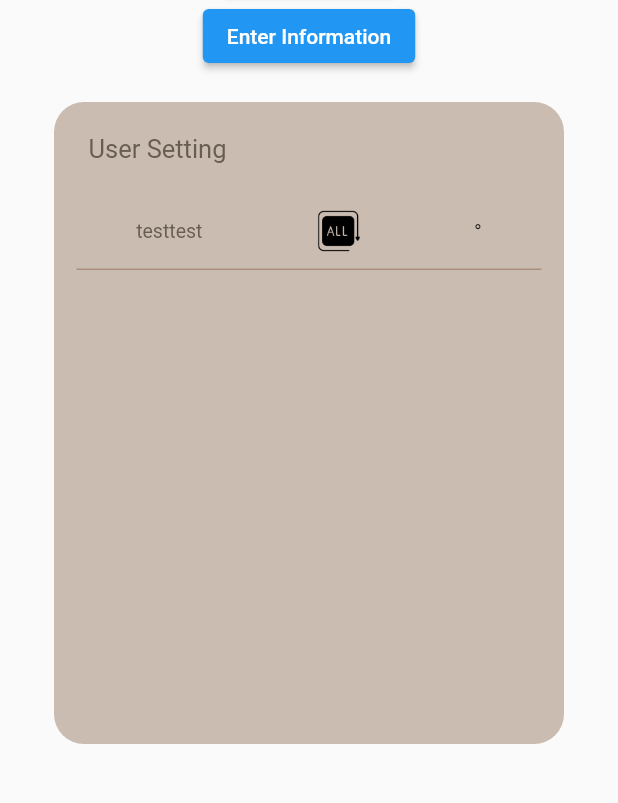
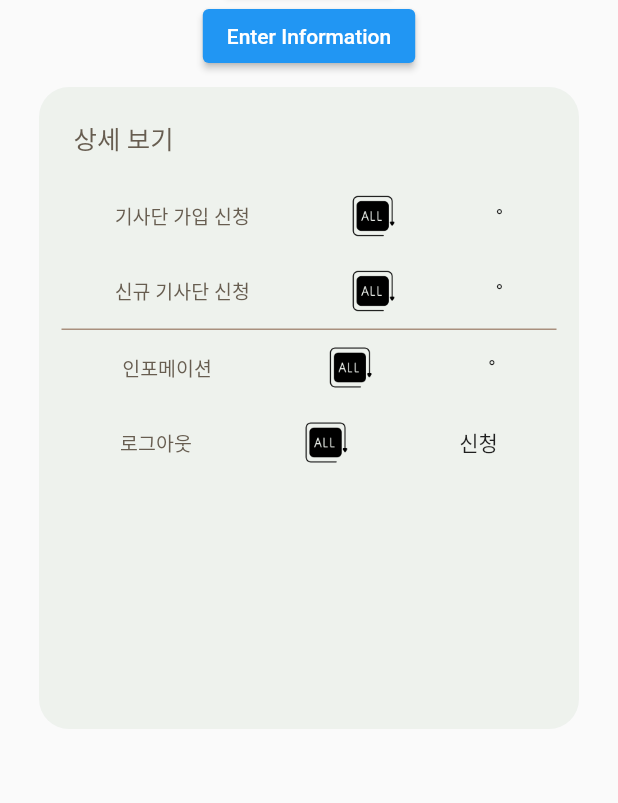
Before and after one commit to JMcunst/mielevaso_app, a Flutter app: the UserPage screen opened directly with empty values, on a phone screen of 412 x 824 dp, the part 180-983 px from its top. Run offline on Flutter 3.47's test engine with Material 2 defaults, Android fonts, the light colour scheme and no system bars; our stand-ins replace cloud_firestore, dropdown_search, firebase_auth, firebase_core, firebase_storage, get and 2 more; missing offline and left inert: flutter_email_sender, mailer; accounts and stored records are empty.

Commit message:
update : user info widget category

```diff
--- a/lib/widgets/user_info_widget.dart
+++ b/lib/widgets/user_info_widget.dart
@@ -9,10 +9,10 @@ class UserInfoWidget extends StatelessWidget {
   Widget build(BuildContext context) {
     return Container(
       height: 428,
-      margin: const EdgeInsets.all(20),
+      margin: const EdgeInsets.all(10),
       padding: const EdgeInsets.all(15),
       decoration: BoxDecoration(
-        color: CustomColors.dividerLine.withAlpha(150),
+        color: CustomColors.cardColor.withAlpha(40),
         borderRadius: BorderRadius.circular(20),
       ),
       child: Column(
@@ -22,7 +22,7 @@ class UserInfoWidget extends StatelessWidget {
             alignment: Alignment.topLeft,
             margin: const EdgeInsets.only(bottom: 10.0, left: 8.0, top: 6.0),
             child: const Text(
-              "User Setting",
+              "상세 보기",
               style: TextStyle(
                 color: CustomColors.textColorBlack,
                 fontSize: 17.0,
@@ -40,7 +40,32 @@ class UserInfoWidget extends StatelessWidget {
                   children: [
                     const SizedBox(
                       child: Text(
-                        "testtest",
+                        "기사단 가입 신청",
+                        style: TextStyle(
+                          color: CustomColors.textColorBlack,
+                          fontSize: 13,
+                        ),
+                      ),
+                    ),
+                    SizedBox(
+                      width: 30,
+                      height: 30,
+                      child: Image.asset("assets/icons/all.png"),
+                    ),
+                    Text("°")
+                  ],
+                ),
+              ),
+              Container(
+                height: 50,
+                alignment: Alignment.center,
+                padding: const EdgeInsets.only(left: 2, right: 2),
+                child: Row(
+                  mainAxisAlignment: MainAxisAlignment.spaceAround,
+                  children: [
+                    const SizedBox(
+                      child: Text(
+                        "신규 기사단 신청",
                         style: TextStyle(
                           color: CustomColors.textColorBlack,
                           fontSize: 13,
@@ -59,7 +84,57 @@ class UserInfoWidget extends StatelessWidget {
               Container(
                 height: 1,
                 color: CustomColors.dividerLine.withAlpha(255),
-              )
+              ),
+              Container(
+                height: 50,
+                alignment: Alignment.center,
+                padding: const EdgeInsets.only(left: 2, right: 2),
+                child: Row(
+                  mainAxisAlignment: MainAxisAlignment.spaceAround,
+                  children: [
+                    const SizedBox(
+                      child: Text(
+                        "인포메이션",
+                        style: TextStyle(
+                          color: CustomColors.textColorBlack,
+                          fontSize: 13,
+                        ),
+                      ),
+                    ),
+                    SizedBox(
+                      width: 30,
+                      height: 30,
+                      child: Image.asset("assets/icons/all.png"),
+                    ),
+                    Text("°")
+                  ],
+                ),
+              ),
+              Container(
+                height: 50,
+                alignment: Alignment.center,
+                padding: const EdgeInsets.only(left: 2, right: 2),
+                child: Row(
+                  mainAxisAlignment: MainAxisAlignment.spaceAround,
+                  children: [
+                    const SizedBox(
+                      child: Text(
+                        "로그아웃",
+                        style: TextStyle(
+                          color: CustomColors.textColorBlack,
+                          fontSize: 13,
+                        ),
+                      ),
+                    ),
+                    SizedBox(
+                      width: 30,
+                      height: 30,
+                      child: Image.asset("assets/icons/all.png"),
+                    ),
+                    Text("신청")
+                  ],
+                ),
+              ),
             ],
           )
         ],
```
